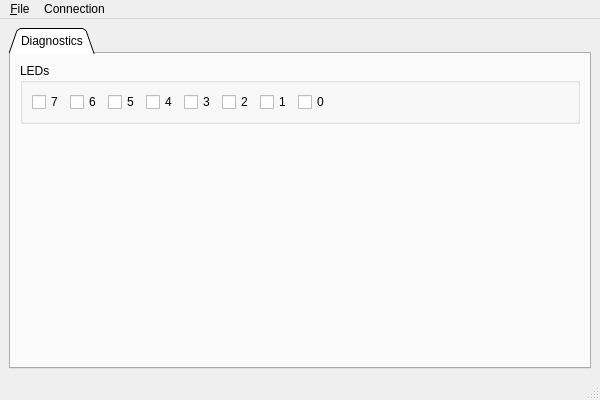
Before: the Qt Designer form CubesControl/ui/cubescontrol.ui in tstana/cubes-sw, drawn with Qt 5.
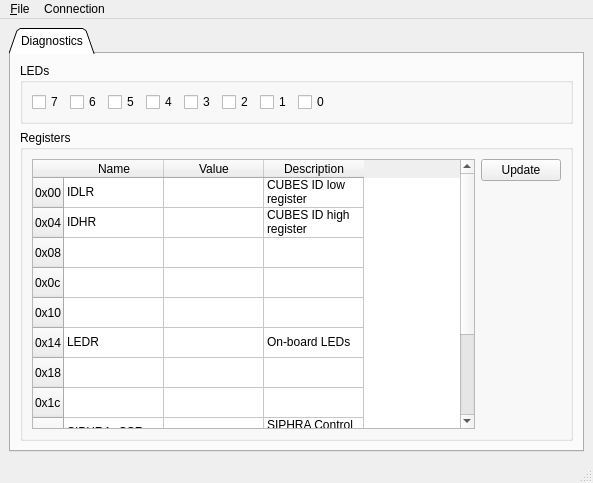
After: the same form once the commit is applied.

Commit message: Added CUBES register table to UI

Patch:
```diff
--- a/CubesControl/ui/cubescontrol.ui
+++ b/CubesControl/ui/cubescontrol.ui
@@ -6,8 +6,8 @@
    <rect>
     <x>0</x>
     <y>0</y>
-    <width>600</width>
-    <height>400</height>
+    <width>593</width>
+    <height>483</height>
    </rect>
   </property>
   <property name="windowTitle">
@@ -111,17 +111,182 @@
          </widget>
         </item>
         <item>
-         <spacer name="verticalSpacer">
-          <property name="orientation">
-           <enum>Qt::Vertical</enum>
+         <widget class="QGroupBox" name="groupboxCubesRegs">
+          <property name="sizePolicy">
+           <sizepolicy hsizetype="Preferred" vsizetype="Expanding">
+            <horstretch>0</horstretch>
+            <verstretch>0</verstretch>
+           </sizepolicy>
           </property>
-          <property name="sizeHint" stdset="0">
-           <size>
-            <width>20</width>
-            <height>40</height>
-           </size>
+          <property name="title">
+           <string>Registers</string>
           </property>
-         </spacer>
+          <layout class="QHBoxLayout" name="horizontalLayout_3">
+           <item>
+            <widget class="QTableWidget" name="tableCubesRegs">
+             <row>
+              <property name="text">
+               <string>0x00</string>
+              </property>
+             </row>
+             <row>
+              <property name="text">
+               <string>0x04</string>
+              </property>
+             </row>
+             <row>
+              <property name="text">
+               <string>0x08</string>
+              </property>
+             </row>
+             <row>
+              <property name="text">
+               <string>0x0c</string>
+              </property>
+             </row>
+             <row>
+              <property name="text">
+               <string>0x10</string>
+              </property>
+             </row>
+             <row>
+              <property name="text">
+               <string>0x14</string>
+              </property>
+             </row>
+             <row>
+              <property name="text">
+               <string>0x18</string>
+              </property>
+             </row>
+             <row>
+              <property name="text">
+               <string>0x1c</string>
+              </property>
+             </row>
+             <row>
+              <property name="text">
+               <string>0x20</string>
+              </property>
+             </row>
+             <row>
+              <property name="text">
+               <string>0x24</string>
+              </property>
+             </row>
+             <row>
+              <property name="text">
+               <string>0x28</string>
+              </property>
+             </row>
+             <row>
+              <property name="text">
+               <string>0x2c</string>
+              </property>
+             </row>
+             <column>
+              <property name="text">
+               <string>Name</string>
+              </property>
+             </column>
+             <column>
+              <property name="text">
+               <string>Value</string>
+              </property>
+             </column>
+             <column>
+              <property name="text">
+               <string>Description</string>
+              </property>
+             </column>
+             <item row="0" column="0">
+              <property name="text">
+               <string>IDLR</string>
+              </property>
+             </item>
+             <item row="0" column="1">
+              <property name="text">
+               <string/>
+              </property>
+             </item>
+             <item row="0" column="2">
+              <property name="text">
+               <string>CUBES ID low register</string>
+              </property>
+             </item>
+             <item row="1" column="0">
+              <property name="text">
+               <string>IDHR</string>
+              </property>
+             </item>
+             <item row="1" column="2">
+              <property name="text">
+               <string>CUBES ID high register</string>
+              </property>
+             </item>
+             <item row="4" column="2">
+              <property name="text">
+               <string/>
+              </property>
+             </item>
+             <item row="5" column="0">
+              <property name="text">
+               <string>LEDR</string>
+              </property>
+             </item>
+             <item row="5" column="2">
+              <property name="text">
+               <string>On-board LEDs</string>
+              </property>
+             </item>
+             <item row="8" column="0">
+              <property name="text">
+               <string>SIPHRA_CSR</string>
+              </property>
+             </item>
+             <item row="8" column="2">
+              <property name="text">
+               <string>SIPHRA Control and Status Register</string>
+              </property>
+             </item>
+             <item row="9" column="0">
+              <property name="text">
+               <string>SIPHRA_DATAR</string>
+              </property>
+             </item>
+             <item row="9" column="2">
+              <property name="text">
+               <string>SIPHRA Data  Register</string>
+              </property>
+             </item>
+            </widget>
+           </item>
+           <item>
+            <layout class="QVBoxLayout" name="verticalLayout_3">
+             <item>
+              <widget class="QPushButton" name="btnUpdateCubesRegs">
+               <property name="text">
+                <string>Update</string>
+               </property>
+              </widget>
+             </item>
+             <item>
+              <spacer name="verticalSpacer">
+               <property name="orientation">
+                <enum>Qt::Vertical</enum>
+               </property>
+               <property name="sizeHint" stdset="0">
+                <size>
+                 <width>20</width>
+                 <height>40</height>
+                </size>
+               </property>
+              </spacer>
+             </item>
+            </layout>
+           </item>
+          </layout>
+         </widget>
         </item>
        </layout>
       </widget>
@@ -134,7 +299,7 @@
     <rect>
      <x>0</x>
      <y>0</y>
-     <width>600</width>
+     <width>593</width>
      <height>21</height>
     </rect>
    </property>
```
